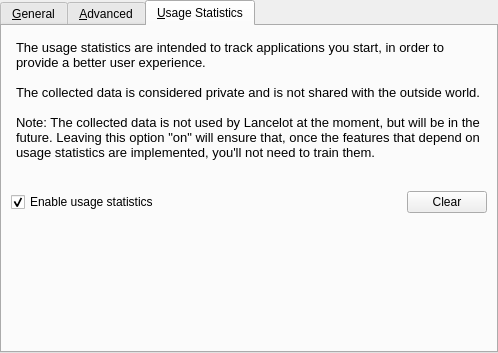
KDE/kdeplasma-addons, file applets/lancelot/app/src/ui/LancelotConfigBase.ui: the form before one commit.
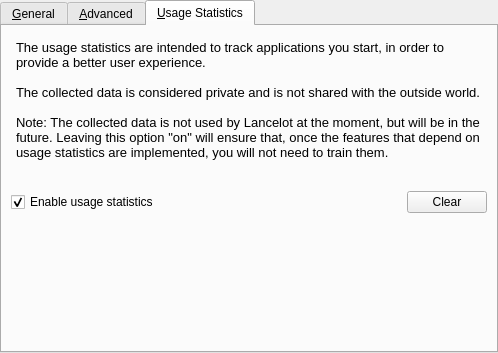
The form after the commit.

Commit message: Proof-reading.

Diff of the .ui file:
```diff
--- a/applets/lancelot/app/src/ui/LancelotConfigBase.ui
+++ b/applets/lancelot/app/src/ui/LancelotConfigBase.ui
@@ -224,7 +224,7 @@
 &lt;p style=&quot;-qt-paragraph-type:empty; margin-top:0px; margin-bottom:0px; margin-left:0px; margin-right:0px; -qt-block-indent:0; text-indent:0px;&quot;&gt;&lt;/p&gt;
 &lt;p style=&quot; margin-top:0px; margin-bottom:0px; margin-left:0px; margin-right:0px; -qt-block-indent:0; text-indent:0px;&quot;&gt;The collected data is considered private and is not shared with the outside world.&lt;/p&gt;
 &lt;p style=&quot;-qt-paragraph-type:empty; margin-top:0px; margin-bottom:0px; margin-left:0px; margin-right:0px; -qt-block-indent:0; text-indent:0px;&quot;&gt;&lt;/p&gt;
-&lt;p style=&quot; margin-top:0px; margin-bottom:0px; margin-left:0px; margin-right:0px; -qt-block-indent:0; text-indent:0px;&quot;&gt;Note: The collected data is not used by Lancelot at the moment, but will be in the future. Leaving this option &quot;on&quot; will ensure that, once the features that depend on usage statistics are implemented, you'll not need to train them.&lt;/p&gt;
+&lt;p style=&quot; margin-top:0px; margin-bottom:0px; margin-left:0px; margin-right:0px; -qt-block-indent:0; text-indent:0px;&quot;&gt;Note: The collected data is not used by Lancelot at the moment, but will be in the future. Leaving this option &quot;on&quot; will ensure that, once the features that depend on usage statistics are implemented, you will not need to train them.&lt;/p&gt;
 &lt;p style=&quot;-qt-paragraph-type:empty; margin-top:0px; margin-bottom:0px; margin-left:0px; margin-right:0px; -qt-block-indent:0; text-indent:0px;&quot;&gt;&lt;/p&gt;&lt;/body&gt;&lt;/html&gt;</string>
          </property>
         </widget>
```
The commit also changes 1 other file.
